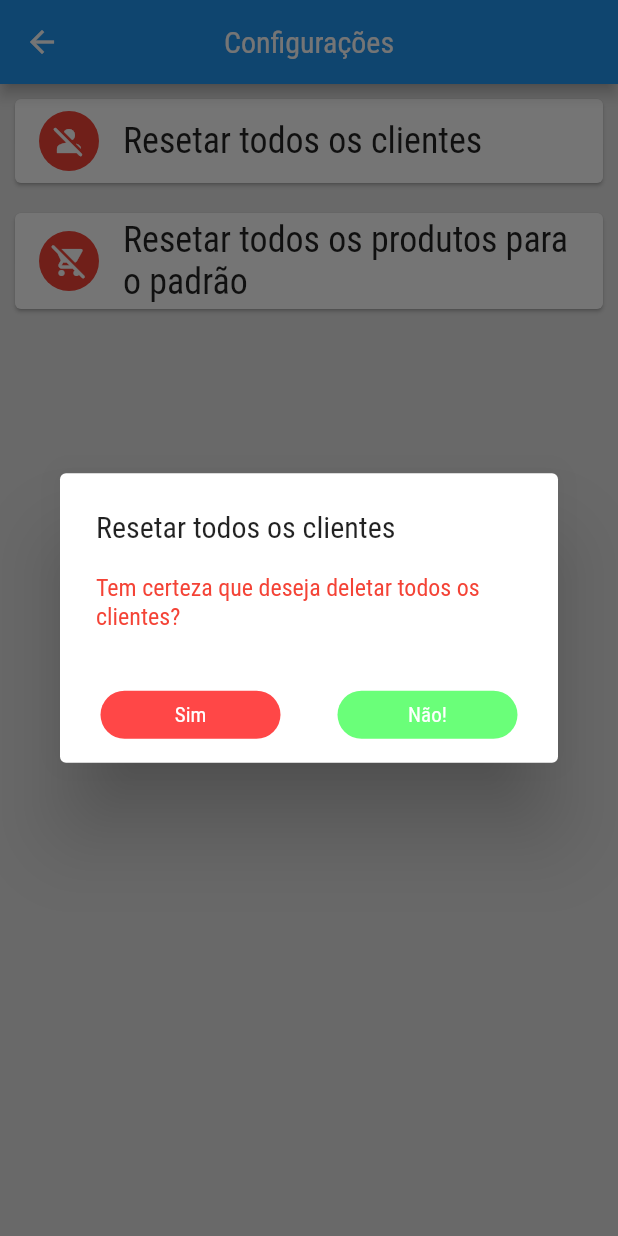
After one commit to JonatasMSS/ControleEstoqueApp, a Flutter app: the ConfigPage screen opened by its route, after a tap on "Resetar todos os clientes", on a phone screen of 412 x 824 dp. The commit adds this screen. Run offline on Flutter 3.47's test engine with Material 2 defaults, Android fonts, the phone set to English and light mode, and no system bars; our stand-ins replace flutter_svg, get, objectbox, pdf, printing; generated files the repository leaves out were written again.

Commit message:
Page config criada!

```diff
--- a/lib/main.dart
+++ b/lib/main.dart
@@ -2,6 +2,7 @@ import 'package:flutter/material.dart';
 import 'package:flutter/services.dart';
 import 'package:genilson_app/database/ObjectBox.dart';
 import 'package:genilson_app/pages/ClientesPage/ClientesPage.dart';
+import 'package:genilson_app/pages/ConfigPage/ConfigPage.dart';
 import 'package:genilson_app/pages/FazerPedidoPage/FazerPedidoPage.dart';
 import 'package:genilson_app/pages/HomePage/HomePage.dart';
 import 'package:genilson_app/pages/PedidoToProdutosPage/PedidoToProdutosPage.dart';
@@ -52,7 +53,8 @@ class MainApp extends StatelessWidget {
             objectBox: objectBox,
           ),
         ),
-        GetPage(name: '/pdfpage', page: () => PdfPage())
+        GetPage(name: '/pdfpage', page: () => PdfPage()),
+        GetPage(name: '/configPage', page: () => const ConfigPage())
       ],
     );
   }
--- /dev/null
+++ b/lib/pages/ConfigPage/ConfigPage.dart
@@ -0,0 +1,103 @@
+import 'package:flutter/material.dart';
+import 'package:flutter/src/widgets/container.dart';
+import 'package:flutter/src/widgets/framework.dart';
+import 'package:genilson_app/components/SimpleButtonC/SimpleButtonC.dart';
+import 'package:get/get.dart';
+
+import '../../components/NavBar/NavBarComponent.dart';
+
+class ConfigPage extends StatelessWidget {
+  const ConfigPage({super.key});
+
+  @override
+  Widget build(BuildContext context) {
+    return Scaffold(
+      backgroundColor: const Color(0xFFE4E4E4),
+      appBar: NavBarComponent(NavBarTitle: 'Configurações'),
+      body: Column(
+        children: [
+          Card(
+            margin: const EdgeInsets.symmetric(horizontal: 10, vertical: 10),
+            child: ListTile(
+              onTap: () {
+                showDialog(
+                    context: context,
+                    builder: (context) {
+                      return AlertDialog(
+                        title: const Text("Resetar todos os clientes"),
+                        content: const Text(
+                          'Tem certeza que deseja deletar todos os clientes?',
+                          style: TextStyle(color: Colors.red),
+                        ),
+                        actionsAlignment: MainAxisAlignment.spaceAround,
+                        actions: [
+                          const SimpleButtonC(
+                            text: "Sim",
+                          ),
+                          SimpleButtonC(
+                            text: "Não!",
+                            primary: true,
+                            onClick: () => Get.back(),
+                          ),
+                        ],
+                      );
+                    });
+              },
+              leading: const CircleAvatar(
+                backgroundColor: Colors.red,
+                child: Icon(
+                  Icons.person_off_rounded,
+                  color: Colors.white,
+                ),
+              ),
+              title: const Text(
+                "Resetar todos os clientes",
+                textScaleFactor: 1.5,
+              ),
+            ),
+          ),
+          Card(
+            margin: const EdgeInsets.symmetric(horizontal: 10, vertical: 10),
+            child: ListTile(
+              onTap: () {
+                showDialog(
+                    context: context,
+                    builder: (context) {
+                      return AlertDialog(
+                        title: const Text("Resetar todos os produtos"),
+                        content: const Text(
+                          'Tem certeza que deseja zerar todos os valores dos produtos?',
+                          style: TextStyle(color: Colors.red),
+                        ),
+                        actionsAlignment: MainAxisAlignment.spaceAround,
+                        actions: [
+                          const SimpleButtonC(
+                            text: "Sim",
+                          ),
+                          SimpleButtonC(
+                            text: "Não!",
+                            primary: true,
+                            onClick: () => Get.back(),
+                          ),
+                        ],
+                      );
+                    });
+              },
+              leading: const CircleAvatar(
+                backgroundColor: Colors.red,
+                child: Icon(
+                  Icons.remove_shopping_cart_rounded,
+                  color: Colors.white,
+                ),
+              ),
+              title: const Text(
+                "Resetar todos os produtos para o padrão",
+                textScaleFactor: 1.5,
+              ),
+            ),
+          ),
+        ],
+      ),
+    );
+  }
+}
--- a/lib/pages/HomePage/HomePage.dart
+++ b/lib/pages/HomePage/HomePage.dart
@@ -60,9 +60,10 @@ class _HomePageState extends State<HomePage> {
                   description: 'Meus produtos',
                   onClick: () => Get.toNamed('/produtos'),
                 ),
-                const BigIconButton(
+                BigIconButton(
                   imageLocation: 'lib/assets/images/IconConfig.png',
                   description: 'Configurações',
+                  onClick: () => Get.toNamed('/configPage'),
                 )
               ],
             )
```
